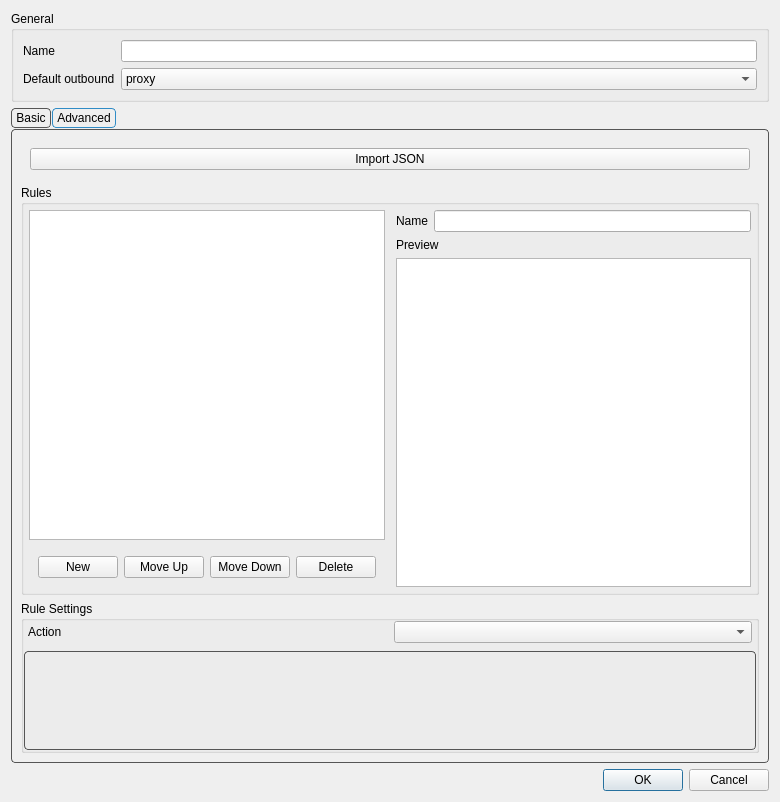
The window that include/ui/setting/RouteItem.ui (shengmo0210/Throne) describes before a commit, drawn with Qt 5.
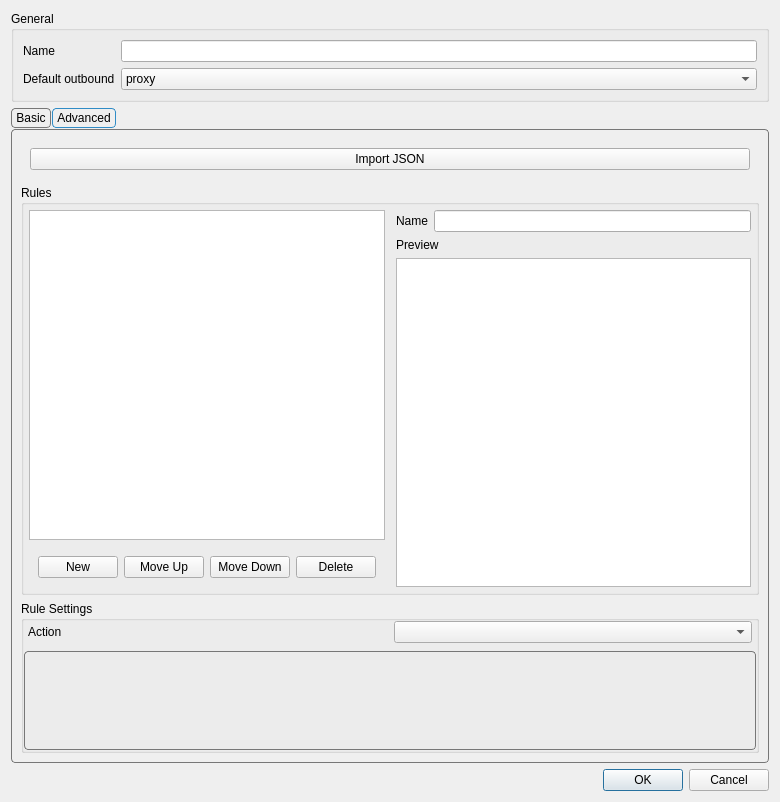
The same window after the commit. The open tabs and pages were chosen to show the change.

Commit message: fix missed uis

```diff
--- a/include/ui/setting/RouteItem.ui
+++ b/include/ui/setting/RouteItem.ui
@@ -59,7 +59,7 @@
      <property name="styleSheet">
       <string notr="true">QTabWidget::pane {
     margin-top: 1px;
-    border: 1px solid #555555;
+    border: 1px solid #777777;
     border-radius: 4px;
 }
 
@@ -69,7 +69,7 @@
 }
 
 QTabBar::tab {
-    border: 1px solid #555555;
+    border: 1px solid #777777;
     border-radius: 4px;
 
     padding: 2px 4px;
@@ -81,7 +81,7 @@
 }
 
 QTabBar::tab:!selected {
-    border: 1px solid #555555;
+    border: 1px solid #777777;
 }
 
 QTabBar::tab:hover:!selected {
@@ -369,7 +369,7 @@
             <property name="styleSheet">
              <string notr="true">QTabWidget::pane {
     margin-top: 1px;
-    border: 1px solid #555555;
+    border: 1px solid #777777;
     border-radius: 4px;
 }
 
@@ -379,7 +379,7 @@
 }
 
 QTabBar::tab {
-    border: 1px solid #555555;
+    border: 1px solid #777777;
     border-radius: 4px;
 
     padding: 2px 4px;
@@ -391,7 +391,7 @@
 }
 
 QTabBar::tab:!selected {
-    border: 1px solid #555555;
+    border: 1px solid #777777;
 }
 
 QTabBar::tab:hover:!selected {
```
Left out of the diff: 4 changed lines with no effect on the pictures. The commit also changes 4 other files.
